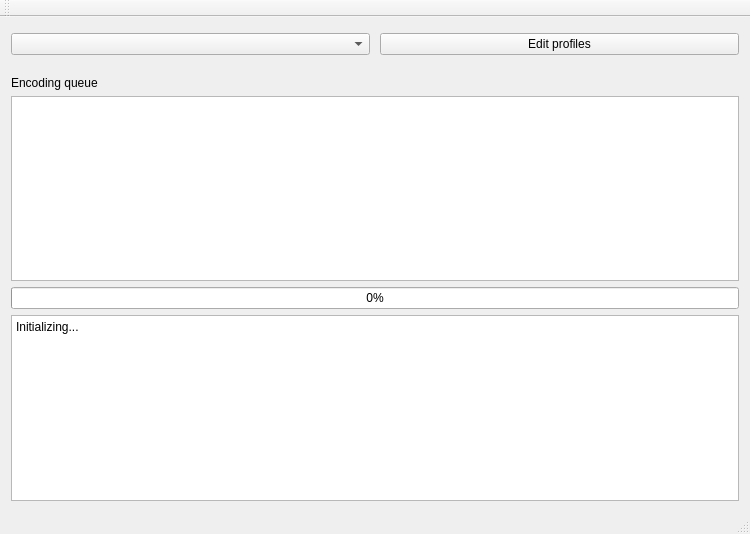
This is mainwindow.ui in radekp/mtranscoder as Qt 5 draws it before an edit. The edited form follows.
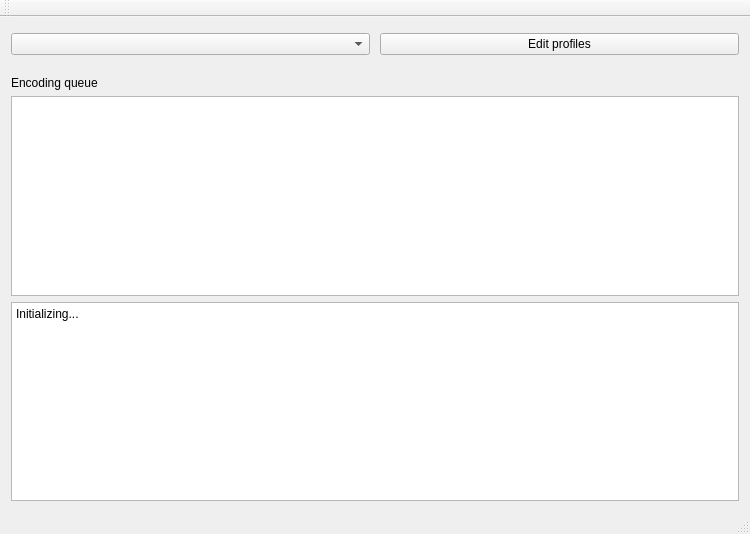
This is the edited form.

Commit message: Fix profiles on start, better name and no progress

What changed in the file:
```diff
--- a/mainwindow.ui
+++ b/mainwindow.ui
@@ -48,13 +48,6 @@
     <item>
      <widget class="QListWidget" name="lwQueue"/>
     </item>
-    <item>
-     <widget class="QProgressBar" name="pbEnc">
-      <property name="value">
-       <number>0</number>
-      </property>
-     </widget>
-    </item>
     <item>
      <widget class="QTextBrowser" name="tbLog">
       <property name="html">
```
The commit also changes 1 other file.
